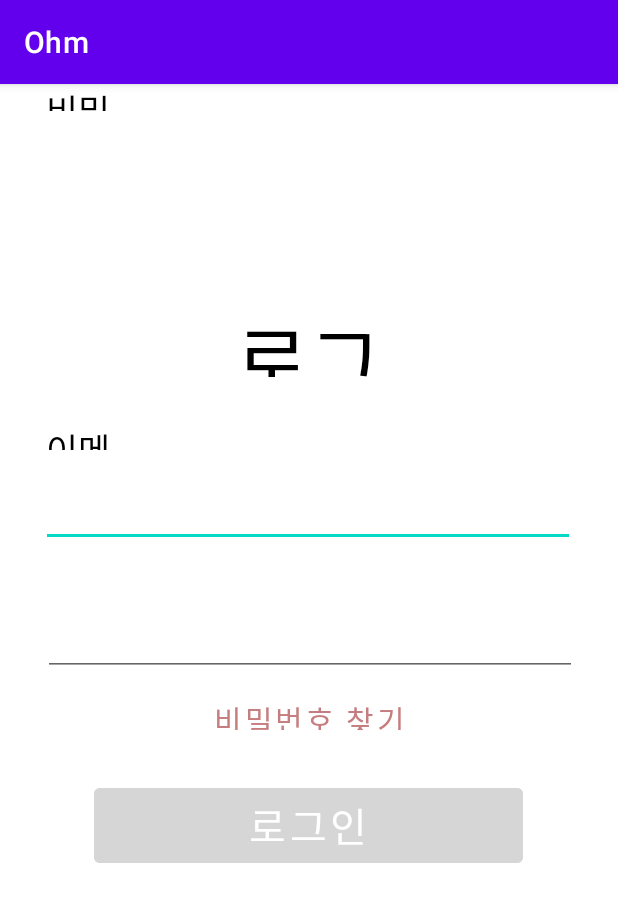
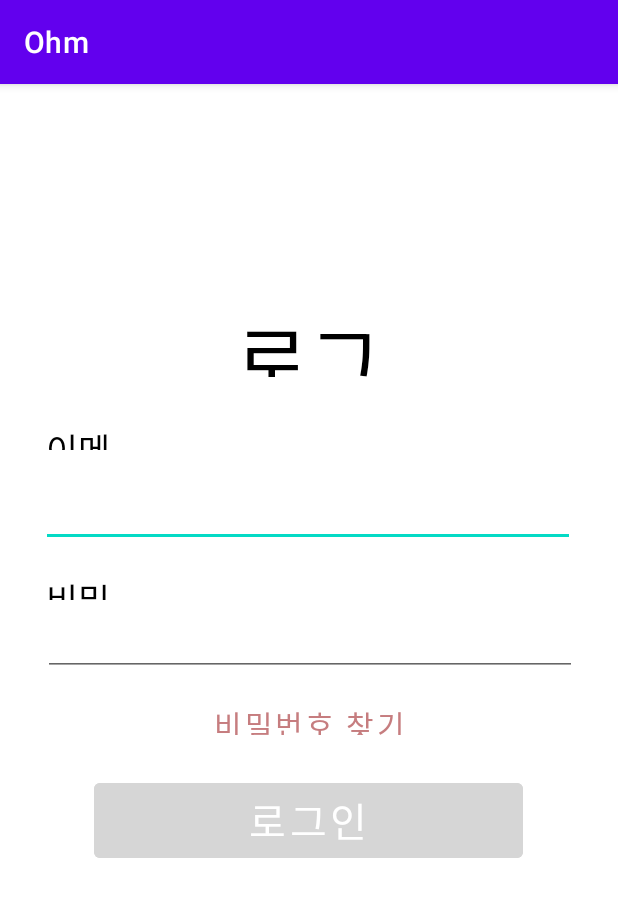
Before and after one commit to mjkcool/Project-Ohm, an Android app: the screen it shows after launch (login), after a tap on "로그인", on a phone screen of 412 x 824 dp. Shown: the top 902 px of the screen. Run offline under Robolectric (Android 15) with nearby library versions, the phone set to English and light mode, and no system bars; our stand-ins replace Firebase (no records; nobody signed in at launch, a user with empty details on screens opened directly).

Commit message:
회원가입 안되는 에러 고치는중.....

```diff
--- a/app/src/main/AndroidManifest.xml
+++ b/app/src/main/AndroidManifest.xml
@@ -9,8 +9,7 @@
         android:roundIcon="@mipmap/ic_launcher_round"
         android:supportsRtl="true"
         android:theme="@style/Theme.Ohm">
-        <activity android:name=".join"></activity>
-        <activity android:name=".SubActivity" />
+        <activity android:name=".join" />
         <activity android:name=".login" />
         <activity android:name=".MainActivity">
             <intent-filter>
--- a/app/src/main/java/kr/hs/emirim/ohm/MainActivity.kt
+++ b/app/src/main/java/kr/hs/emirim/ohm/MainActivity.kt
@@ -3,30 +3,21 @@ package kr.hs.emirim.ohm
 import android.content.Intent
 import androidx.appcompat.app.AppCompatActivity
 import android.os.Bundle
-import android.view.View
-import android.widget.Button
-import kotlinx.android.synthetic.main.activity_main.*
+import kotlinx.android.synthetic.main.activity_main2.*
 
 class MainActivity : AppCompatActivity() {
-
     override fun onCreate(savedInstanceState: Bundle?) {
         super.onCreate(savedInstanceState)
-        setContentView(R.layout.activity_main)
+        setContentView(R.layout.activity_main2)
 
-        login_button.setOnClickListener({
-            val intent = Intent(this, login::class.java)
-            startActivity(intent)
-        })
+        login_button.setOnClickListener {
+            startActivity(Intent(this, login::class.java))
+            finish()
+        }
 
-        join_button.setOnClickListener({
-            val intent = Intent(this, join::class.java)
-            startActivity(intent)
-        })
+        join_button.setOnClickListener {
+            startActivity(Intent(this, join::class.java))
+            finish()
+        }
     }
-
-//    fun onClickButton(view : View){
-//        var intent = Intent(this, login::class.java)
-//        startActivity(intent)
-//    }
-
 }
--- a/app/src/main/res/layout/activity_login.xml
+++ b/app/src/main/res/layout/activity_login.xml
@@ -73,14 +73,17 @@
     <TextView
         android:layout_width="62dp"
         android:layout_height="18dp"
+        android:layout_marginTop="15dp"
+        android:layout_marginBottom="28dp"
         android:text="비밀번호"
         android:textColor="#000000"
         android:textSize="35px"
+        app:layout_constraintBottom_toTopOf="@+id/password"
         app:layout_constraintEnd_toEndOf="parent"
         app:layout_constraintHorizontal_bias="0.088"
         app:layout_constraintStart_toStartOf="parent"
-        tools:ignore="MissingConstraints"
-        tools:layout_editor_absoluteY="310dp">
+        app:layout_constraintTop_toBottomOf="@+id/email"
+        tools:ignore="MissingConstraints">
 
     </TextView>
 
@@ -89,7 +92,6 @@
         android:layout_width="163dp"
         android:layout_height="42dp"
         android:layout_marginTop="1dp"
-        android:layout_marginBottom="10dp"
         android:stateListAnimator="@null"
         android:text="비밀번호 찾기"
         android:textColor="#C67D7F"
```
Also changed, not shown: app/src/main/res/layout/activity_join.xml (+7 -6 lines), app/src/main/res/layout/activity_main2.xml (renamed from app/src/main/res/layout/activity_main.xml).
